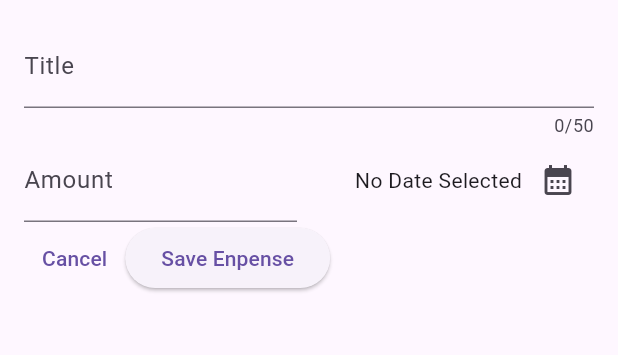
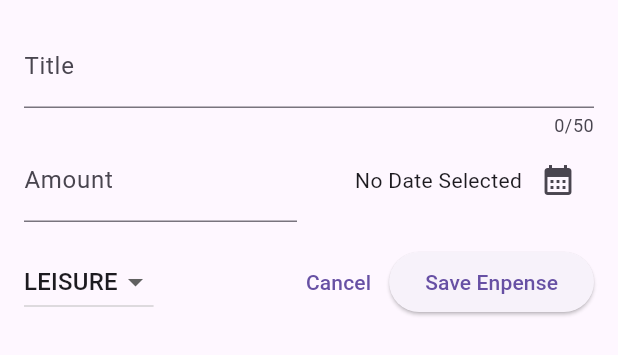
Before and after one commit to Sharoz29/expense-tracker-app, a Flutter app: the NewExpense widget shown alone on an empty page, opened directly, on a phone screen of 412 x 824 dp. Shown: the top 355 px of the screen. Run offline on Flutter 3.47's test engine with Material 3 defaults, Android fonts, the phone set to English and light mode, and no system bars.

Commit message:
Dropdown for the category enums implemented

```diff
--- a/lib/widgets/new_expense.dart
+++ b/lib/widgets/new_expense.dart
@@ -14,6 +14,16 @@ class _NewExpenseState extends State<NewExpense> {
   final _titleController = TextEditingController();
   final _amountController = TextEditingController();
   DateTime? _selectedDate;
+  Category _selectedCategory = Category.leisure;
+
+  void _categoryPicker(value) {
+    if (value == null) {
+      return;
+    }
+    setState(() {
+      _selectedCategory = value;
+    });
+  }
 
   void _presentDatePicker() async {
     final now = DateTime.now();
@@ -85,8 +95,26 @@ class _NewExpenseState extends State<NewExpense> {
               )
             ],
           ),
+          const SizedBox(height: 16),
           Row(
             children: [
+              DropdownButton(
+                value: _selectedCategory,
+                items: Category.values
+                    .map(
+                      (item) => DropdownMenuItem(
+                        value: item,
+                        child: Text(
+                          item.name.toUpperCase(),
+                        ),
+                      ),
+                    )
+                    .toList(),
+                onChanged: (value) {
+                  _categoryPicker(value);
+                },
+              ),
+              const Spacer(),
               TextButton(
                 onPressed: () {
                   Navigator.pop(context);
@@ -96,6 +124,7 @@ class _NewExpenseState extends State<NewExpense> {
               ElevatedButton(
                 onPressed: () {
                   print(_selectedDate);
+                  print(_selectedCategory);
                   print(_titleController.text);
                   print(_amountController.text);
                 },
```
